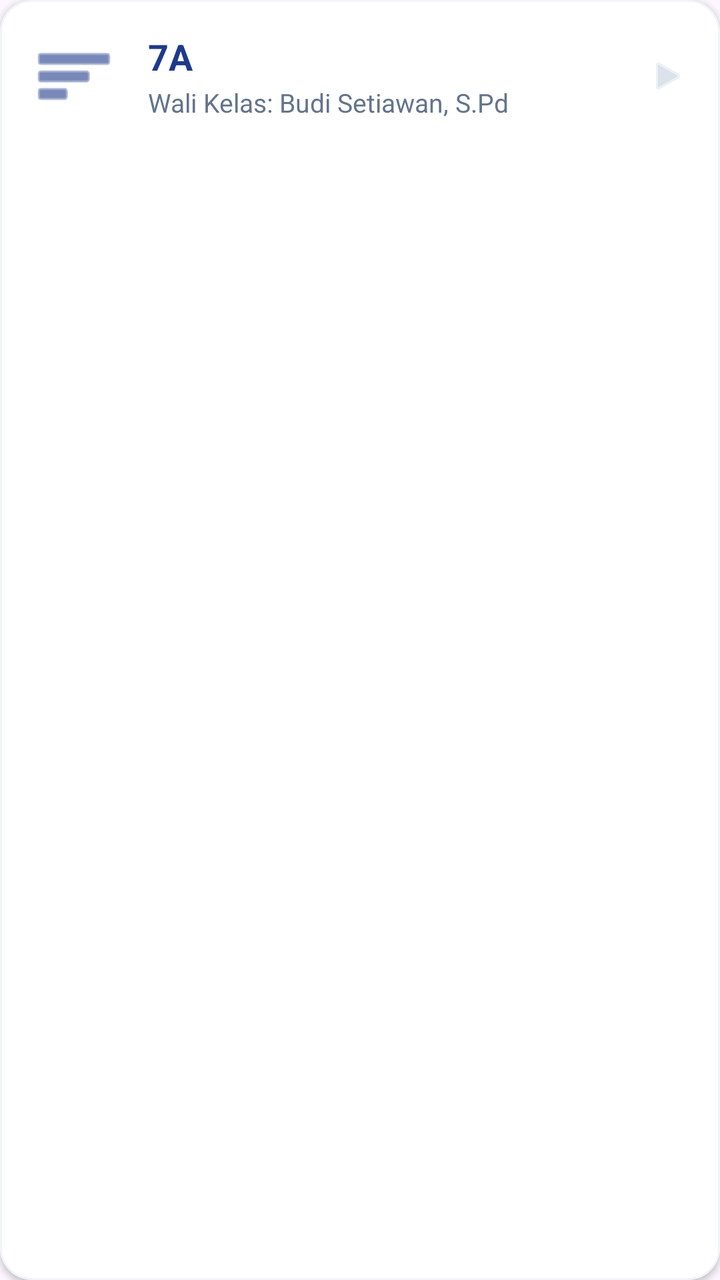
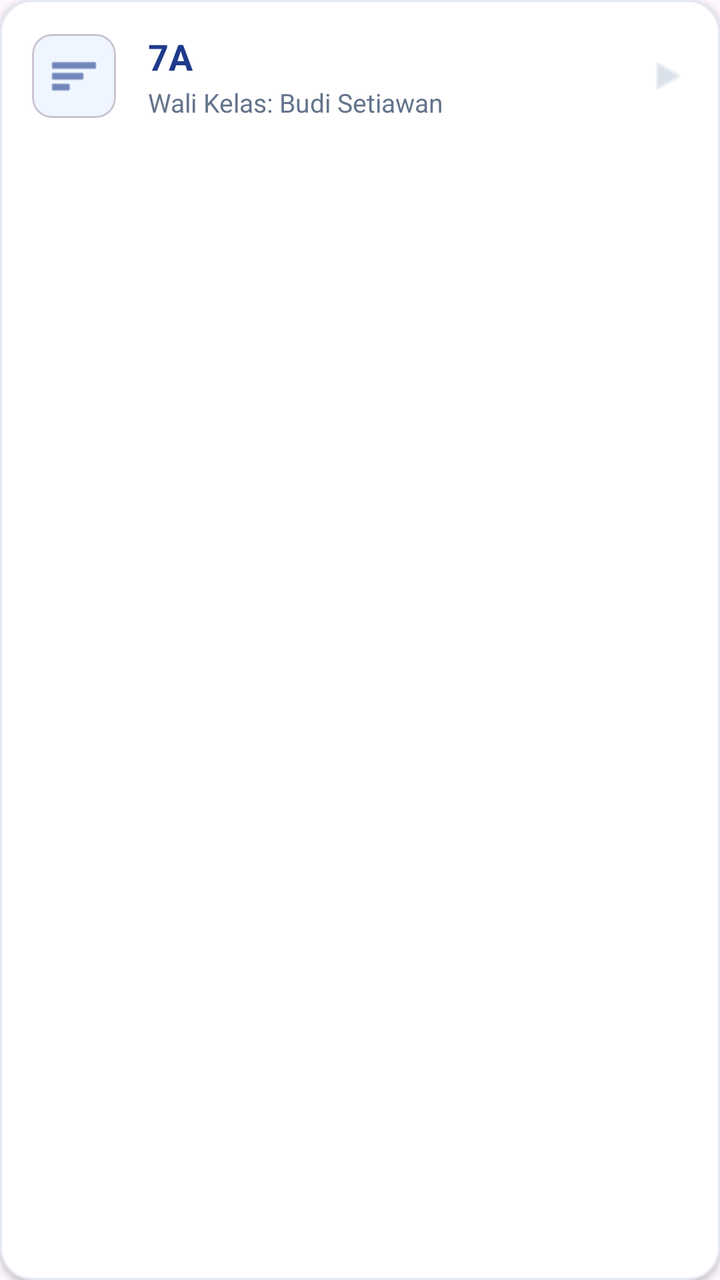

Before-and-after screenshots of an Android layout around one commit, followed by the original layout XML and the change that was made.
<!-- AndroidManifest.xml: application theme Theme.Mondu -->
<!-- res/layout/item_kelas.xml -->
<?xml version="1.0" encoding="utf-8"?>
<com.google.android.material.card.MaterialCardView xmlns:android="http://schemas.android.com/apk/res/android"
    xmlns:app="http://schemas.android.com/apk/res-auto"
    xmlns:tools="http://schemas.android.com/tools"
    android:layout_width="match_parent"
    android:layout_height="wrap_content"
    android:layout_marginBottom="12dp"
    app:cardCornerRadius="16dp"
    app:cardElevation="2dp"
    app:strokeWidth="1dp"
    app:strokeColor="#F1F5F9"
    app:cardBackgroundColor="@android:color/white"
    android:clickable="true"
    android:focusable="true"
    android:foreground="?attr/selectableItemBackground">

    <LinearLayout
        android:layout_width="match_parent"
        android:layout_height="wrap_content"
        android:orientation="horizontal"
        android:padding="16dp"
        android:gravity="center_vertical">

        
        <ImageView
            android:layout_width="42dp"
            android:layout_height="42dp"
            android:src="@android:drawable/ic_menu_sort_by_size"
            android:contentDescription="Icon Kelas"
            app:tint="#1E3A8A"
            android:layout_marginEnd="16dp"/>

        <LinearLayout
            android:layout_width="0dp"
            android:layout_height="wrap_content"
            android:layout_weight="1"
            android:orientation="vertical">

            
            <TextView
                android:id="@+id/tvNamaKelasItem"
                android:layout_width="wrap_content"
                android:layout_height="wrap_content"
                android:text="7A"
                android:textColor="#1E3A8A"
                android:textSize="18sp"
                android:textStyle="bold" />

            
            <TextView
                android:id="@+id/tvWaliKelasItem"
                android:layout_width="wrap_content"
                android:layout_height="wrap_content"
                android:text="Wali Kelas: Budi Setiawan, S.Pd"
                android:textColor="#64748B"
                android:textSize="13sp"
                android:layout_marginTop="2dp" />
        </LinearLayout>

        
        <ImageView
            android:layout_width="20dp"
            android:layout_height="20dp"
            android:src="@android:drawable/ic_media_play"
            app:tint="#CBD5E1"
            android:alpha="0.7"/>
    </LinearLayout>
</com.google.android.material.card.MaterialCardView>
<!-- resources referenced by this layout -->
<resources>
  <style name="Theme.Mondu" parent="Base.Theme.Mondu" />
  <style name="Base.Theme.Mondu" parent="Theme.Material3.DayNight.NoActionBar">
          
          
      </style>
</resources>

<!-- the commit's change to res/layout/item_kelas.xml (unified diff, before → after) -->
@@ -1,15 +1,14 @@
 <?xml version="1.0" encoding="utf-8"?>
 <com.google.android.material.card.MaterialCardView xmlns:android="http://schemas.android.com/apk/res/android"
     xmlns:app="http://schemas.android.com/apk/res-auto"
-    xmlns:tools="http://schemas.android.com/tools"
     android:layout_width="match_parent"
     android:layout_height="wrap_content"
     android:layout_marginBottom="12dp"
     app:cardCornerRadius="16dp"
     app:cardElevation="2dp"
     app:strokeWidth="1dp"
-    app:strokeColor="#F1F5F9"
-    app:cardBackgroundColor="@android:color/white"
+    app:strokeColor="@color/border_color"
+    app:cardBackgroundColor="@color/white"
     android:clickable="true"
     android:focusable="true"
     android:foreground="?attr/selectableItemBackground">
@@ -22,18 +21,25 @@
         android:gravity="center_vertical">
 
         
-        <ImageView
+        <com.google.android.material.card.MaterialCardView
             android:layout_width="42dp"
             android:layout_height="42dp"
-            android:src="@android:drawable/ic_menu_sort_by_size"
-            android:contentDescription="Icon Kelas"
-            app:tint="#1E3A8A"
-            android:layout_marginEnd="16dp"/>
+            app:cardCornerRadius="10dp"
+            app:cardElevation="0dp"
+            app:cardBackgroundColor="@color/mondu_blue_light">
+            <ImageView
+                android:layout_width="match_parent"
+                android:layout_height="match_parent"
+                android:src="@android:drawable/ic_menu_sort_by_size"
+                android:padding="8dp"
+                app:tint="@color/mondu_blue_primary" />
+        </com.google.android.material.card.MaterialCardView>
 
         <LinearLayout
             android:layout_width="0dp"
             android:layout_height="wrap_content"
             android:layout_weight="1"
+            android:layout_marginStart="16dp"
             android:orientation="vertical">
 
             
@@ -42,7 +48,7 @@
                 android:layout_width="wrap_content"
                 android:layout_height="wrap_content"
                 android:text="7A"
-                android:textColor="#1E3A8A"
+                android:textColor="@color/mondu_blue_primary"
                 android:textSize="18sp"
                 android:textStyle="bold" />
 
@@ -51,8 +57,8 @@
                 android:id="@+id/tvWaliKelasItem"
                 android:layout_width="wrap_content"
                 android:layout_height="wrap_content"
-                android:text="Wali Kelas: Budi Setiawan, S.Pd"
-                android:textColor="#64748B"
+                android:text="Wali Kelas: Budi Setiawan"
+                android:textColor="@color/text_muted"
                 android:textSize="13sp"
                 android:layout_marginTop="2dp" />
         </LinearLayout>
@@ -62,7 +68,7 @@
             android:layout_width="20dp"
             android:layout_height="20dp"
             android:src="@android:drawable/ic_media_play"
-            app:tint="#CBD5E1"
+            app:tint="@color/text_light"
             android:alpha="0.7"/>
     </LinearLayout>
 </com.google.android.material.card.MaterialCardView>
<!-- resource entries referenced after the edit -->
@@ -1,5 +1,11 @@
 <!-- resources referenced by this layout -->
 <resources>
+  <color name="border_color">#E2E8F0</color>
+  <color name="mondu_blue_light">#EFF6FF</color>
+  <color name="mondu_blue_primary">#1E3A8A</color>
+  <color name="text_light">#CBD5E1</color>
+  <color name="text_muted">#64748B</color>
+  <color name="white">#FFFFFFFF</color>
   <style name="Theme.Mondu" parent="Base.Theme.Mondu" />
   <style name="Base.Theme.Mondu" parent="Theme.Material3.DayNight.NoActionBar">
           
